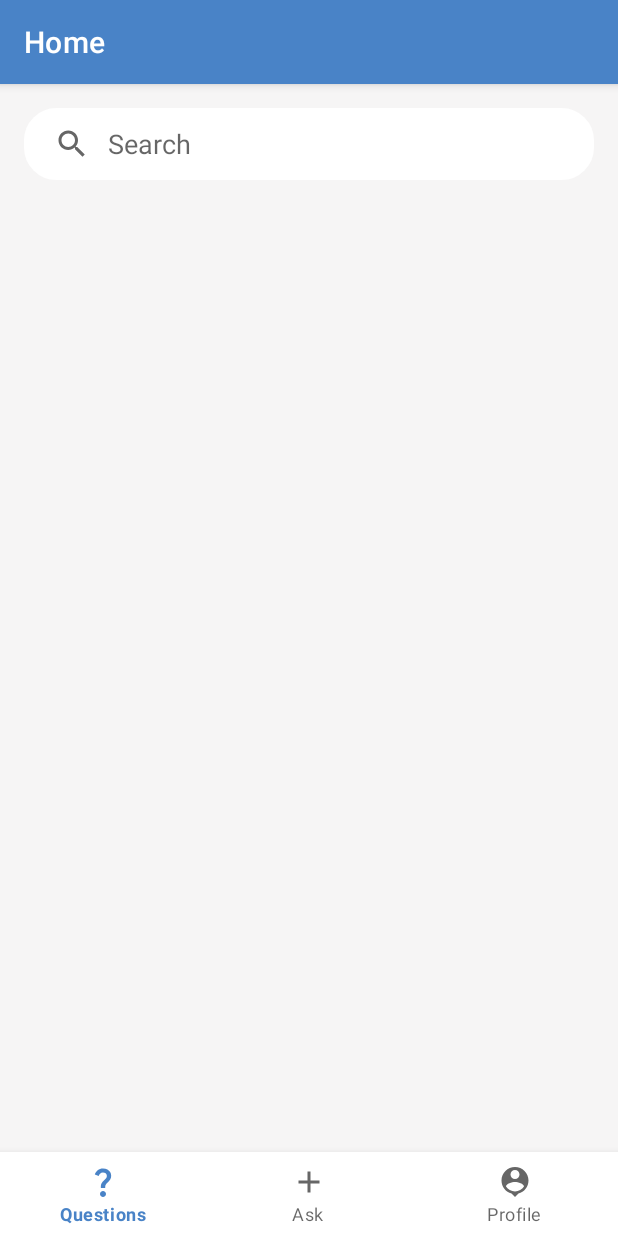
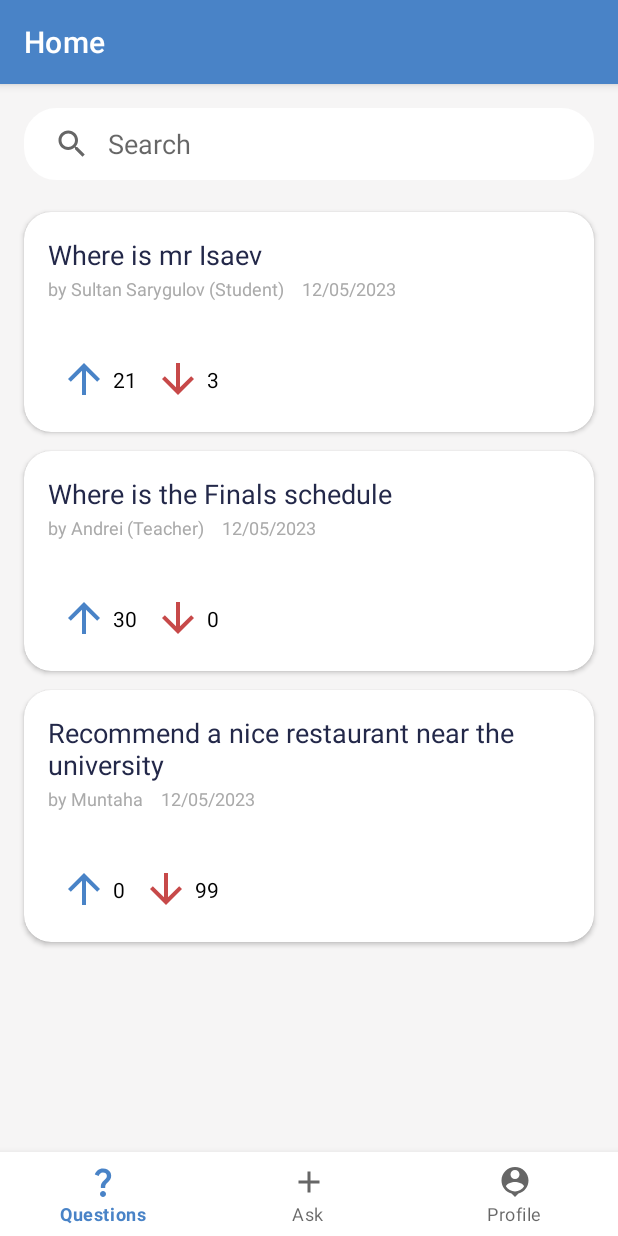
Before and after one commit to SultanSarygulov/UniversityQuestionApp, an Android app: the screen it shows after launch (MainActivity), after a tap on "Start your journey", on a phone screen of 412 x 824 dp. Run offline under Robolectric (Android 15) with nearby library versions, the phone set to English and light mode, and no system bars; our stand-ins replace Room's generated code, navigation-ui; 2 statements that could not run were skipped.

```diff
--- a/app/src/main/AndroidManifest.xml
+++ b/app/src/main/AndroidManifest.xml
@@ -7,9 +7,9 @@
         android:allowBackup="true"
         android:dataExtractionRules="@xml/data_extraction_rules"
         android:fullBackupContent="@xml/backup_rules"
-        android:icon="@mipmap/ic_launcher"
+        android:icon="@drawable/uqa_logo"
         android:label="@string/app_name"
-        android:roundIcon="@mipmap/ic_launcher_round"
+        android:roundIcon="@drawable/uqa_logo"
         android:supportsRtl="true"
         android:theme="@style/Theme.UQA"
         tools:targetApi="31">
--- a/app/src/main/java/com/example/uqa/data/room/UQADatabase.kt
+++ b/app/src/main/java/com/example/uqa/data/room/UQADatabase.kt
@@ -7,7 +7,7 @@ import androidx.room.RoomDatabase
 import com.example.uqa.data.Answer
 import com.example.uqa.data.Post
 
-@Database(entities = [Post::class, Answer::class], version = 7, exportSchema = false)
+@Database(entities = [Post::class, Answer::class], version = 15, exportSchema = false)
 abstract class UQADatabase: RoomDatabase() {
 
     abstract fun postsDao(): PostsDao
--- a/app/src/main/java/com/example/uqa/presentation/MainActivity.kt
+++ b/app/src/main/java/com/example/uqa/presentation/MainActivity.kt
@@ -1,7 +1,12 @@
 package com.example.uqa.presentation
 
+import android.app.Activity
+import android.content.Context
+import android.content.SharedPreferences
 import androidx.appcompat.app.AppCompatActivity
 import android.os.Bundle
+import android.util.Log
+import androidx.lifecycle.ViewModelProvider
 import androidx.navigation.NavController
 import androidx.navigation.NavDestination
 import androidx.navigation.findNavController
@@ -9,17 +14,23 @@ import androidx.navigation.fragment.NavHostFragment
 import androidx.navigation.ui.setupActionBarWithNavController
 import androidx.navigation.ui.setupWithNavController
 import com.example.uqa.R
+import com.example.uqa.data.Post
 import com.example.uqa.databinding.ActivityMainBinding
+import com.example.uqa.presentation.home.HomeViewModel
 
 class MainActivity : AppCompatActivity() {
 
     private lateinit var binding: ActivityMainBinding
     private lateinit var navController: NavController
+    private lateinit var sharedPreferences: SharedPreferences
+    private lateinit var viewModel: MainViewModel
 
     override fun onCreate(savedInstanceState: Bundle?) {
         super.onCreate(savedInstanceState)
         binding = ActivityMainBinding.inflate(layoutInflater)
         setContentView(binding.root)
+
+        viewModel = ViewModelProvider(this)[MainViewModel::class.java]
 
         // Set NavController
         val navHostFragment =
@@ -38,6 +49,17 @@ class MainActivity : AppCompatActivity() {
                 binding.bottomNavigationView.menu.findItem(R.id.askQuestionFragment).isVisible
             }
         }
+
+        sharedPreferences = getSharedPreferences("UQA",Context.MODE_PRIVATE)
+        if (sharedPreferences.getBoolean(PREFERENCE_KEY, true)) {
+            val editor = sharedPreferences.edit()
+            editor.putBoolean(PREFERENCE_KEY, true)
+            editor.apply()
+        }
+
+        setPreferences()
+
+
     }
 
     override fun onSupportNavigateUp(): Boolean {
@@ -45,7 +67,40 @@ class MainActivity : AppCompatActivity() {
         return navController.navigateUp()
     }
 
+
+
+    private fun setPreferences() {
+        val preferences = getSharedPreferences("UQA", Activity.MODE_PRIVATE)
+        val firstTime = preferences?.getBoolean(PREFERENCE_KEY, true)
+        Log.d(TAG, "preferences: ${firstTime}")
+        if (firstTime == true){
+            loadDemoVideos()
+
+            Log.d(TAG, "preferences: I love children")
+            val editor = preferences.edit()
+            editor?.putBoolean(PREFERENCE_KEY, false)
+            editor?.apply()
+
+
+        } else {
+            Log.d(TAG, "preferences: Nah jk")
+        }
+    }
+
+    private fun loadDemoVideos() {
+        val post1 = Post(0, "Where is mr Isaev", "Sultan Sarygulov (Student)", "12/05/2023", 21, 3, false, false)
+        viewModel.addPost(post1)
+        val post2 = Post(1, "Have you seen my id?", "daniil (Student)", "12/05/2023", 12, 1, false, false)
+        viewModel.addPost(post2)
+        val post3 = Post(2, "Where is the Finals schedule", "Andrei (Teacher)", "12/05/2023", 30, 0, false, false)
+        viewModel.addPost(post3)
+        val post4 = Post(3, "Recommend a nice restaurant near the university", "Muntaha", "12/05/2023", 0, 99, false, false)
+        viewModel.addPost(post4)
+
+    }
+
     companion object{
         val TAG = "Chura"
+        val PREFERENCE_KEY = "First time9"
     }
 }
--- /dev/null
+++ b/app/src/main/java/com/example/uqa/presentation/MainViewModel.kt
@@ -0,0 +1,30 @@
+package com.example.uqa.presentation
+
+import android.app.Application
+import android.util.Log
+import androidx.lifecycle.AndroidViewModel
+import androidx.lifecycle.ViewModel
+import androidx.lifecycle.viewModelScope
+import com.example.uqa.data.Post
+import com.example.uqa.data.room.PostsRepository
+import com.example.uqa.data.room.UQADatabase
+import kotlinx.coroutines.launch
+
+class MainViewModel(application: Application): AndroidViewModel(application) {
+
+    fun addPost(post: Post){
+        viewModelScope.launch {
+            repository.addPosts(post)
+            Log.d(MainActivity.TAG, "addPost: $post")
+        }
+    }
+
+    private val repository: PostsRepository
+
+    init {
+        val postsDao = UQADatabase.getDatabase(application).postsDao()
+        repository = PostsRepository(postsDao)
+    }
+
+
+}
```
Also changed, not shown: app/src/main/java/com/example/uqa/presentation/home/HomeFragment.kt (+11 -2 lines), app/src/main/java/com/example/uqa/presentation/question/AnswerAdapter.kt (+9 -1 lines), app/src/main/java/com/example/uqa/presentation/question/QuestionFragment.kt (+3 -8 lines), app/src/main/res/drawable/uqa_logo.xml (added, +16 -0 lines).
